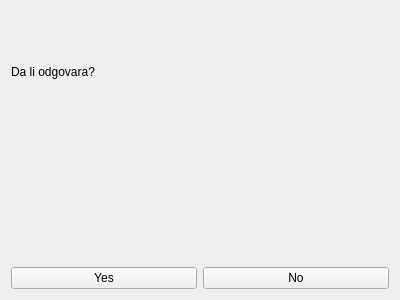
jelisavetagavrilovic/kOrganizify, file kOrganizify/src/responsewindow.ui: the form before one commit.
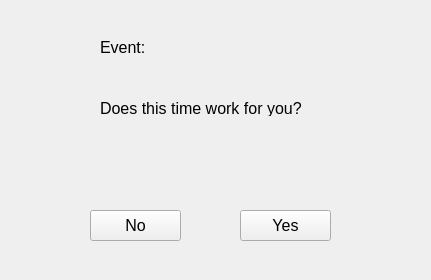
The form after the commit.

What changed in the file:
```diff
--- a/kOrganizify/src/responsewindow.ui
+++ b/kOrganizify/src/responsewindow.ui
@@ -6,47 +6,129 @@
    <rect>
     <x>0</x>
     <y>0</y>
-    <width>400</width>
-    <height>300</height>
+    <width>431</width>
+    <height>280</height>
    </rect>
   </property>
   <property name="windowTitle">
    <string>Form</string>
   </property>
-  <layout class="QVBoxLayout">
-   <item>
-    <widget class="QLabel" name="lbl_Question">
+  <property name="styleSheet">
+   <string notr="true">ResponseWindow{
+	background-color: #F7F4F8;
+}
+QLabel{
+	color: black;
+}</string>
+  </property>
+  <widget class="QLabel" name="lblQuestion">
+   <property name="geometry">
+    <rect>
+     <x>160</x>
+     <y>37</y>
+     <width>221</width>
+     <height>20</height>
+    </rect>
+   </property>
+   <property name="font">
+    <font>
+     <pointsize>12</pointsize>
+    </font>
+   </property>
      <property name="text">
-      <string>Da li odgovara?</string>
-     </property>
-    </widget>
-   </item>
-   <item>
-    <widget class="QLabel" name="lbl_Date">
+    <string/>
+   </property>
+  </widget>
+  <widget class="QLabel" name="lblDate">
+   <property name="geometry">
+    <rect>
+     <x>110</x>
+     <y>140</y>
+     <width>211</width>
+     <height>31</height>
+    </rect>
+   </property>
+   <property name="font">
+    <font>
+     <pointsize>12</pointsize>
+    </font>
+   </property>
      <property name="text">
       <string/>
      </property>
     </widget>
-   </item>
-   <item>
-    <layout class="QHBoxLayout">
-     <item>
       <widget class="QPushButton" name="btnYes">
+   <property name="geometry">
+    <rect>
+     <x>240</x>
+     <y>210</y>
+     <width>91</width>
+     <height>31</height>
+    </rect>
+   </property>
+   <property name="font">
+    <font>
+     <pointsize>12</pointsize>
+    </font>
+   </property>
        <property name="text">
         <string>Yes</string>
        </property>
       </widget>
-     </item>
-     <item>
       <widget class="QPushButton" name="btnNo">
+   <property name="geometry">
+    <rect>
+     <x>90</x>
+     <y>210</y>
+     <width>91</width>
+     <height>31</height>
+    </rect>
+   </property>
+   <property name="font">
+    <font>
+     <pointsize>12</pointsize>
+    </font>
+   </property>
        <property name="text">
         <string>No</string>
        </property>
       </widget>
-     </item>
-    </layout>
-   </item>
-  </layout>
+  <widget class="QLabel" name="lblEvent">
+   <property name="geometry">
+    <rect>
+     <x>100</x>
+     <y>40</y>
+     <width>58</width>
+     <height>15</height>
+    </rect>
+   </property>
+   <property name="font">
+    <font>
+     <pointsize>12</pointsize>
+    </font>
+   </property>
+   <property name="text">
+    <string>Event:</string>
+   </property>
+  </widget>
+  <widget class="QLabel" name="lblWork">
+   <property name="geometry">
+    <rect>
+     <x>100</x>
+     <y>100</y>
+     <width>211</width>
+     <height>16</height>
+    </rect>
+   </property>
+   <property name="font">
+    <font>
+     <pointsize>12</pointsize>
+    </font>
+   </property>
+   <property name="text">
+    <string>Does this time work for you?</string>
+   </property>
+  </widget>
  </widget>
  <resources/>
  <connections/>
```
Lines whose indentation alone changed are shown as unchanged.
